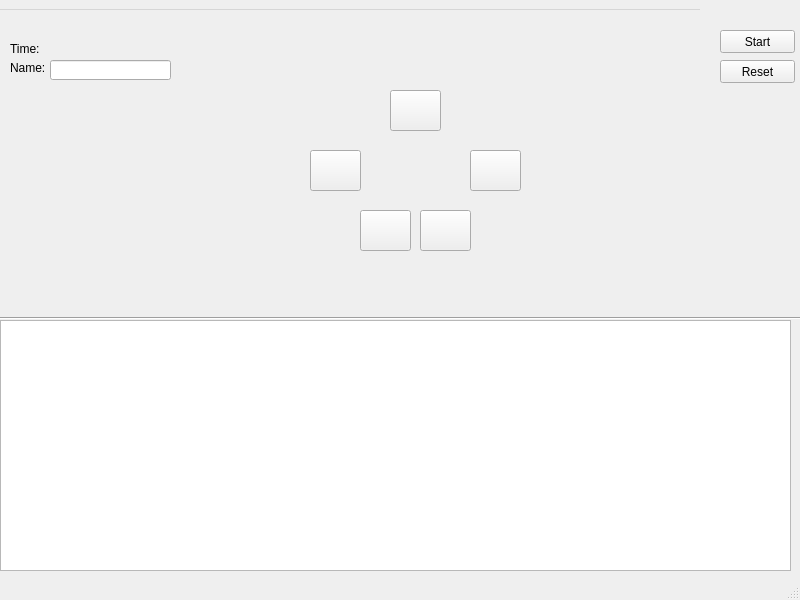
AngeloDamante/torch-games, file gui/torch_game.ui: the form before one commit.
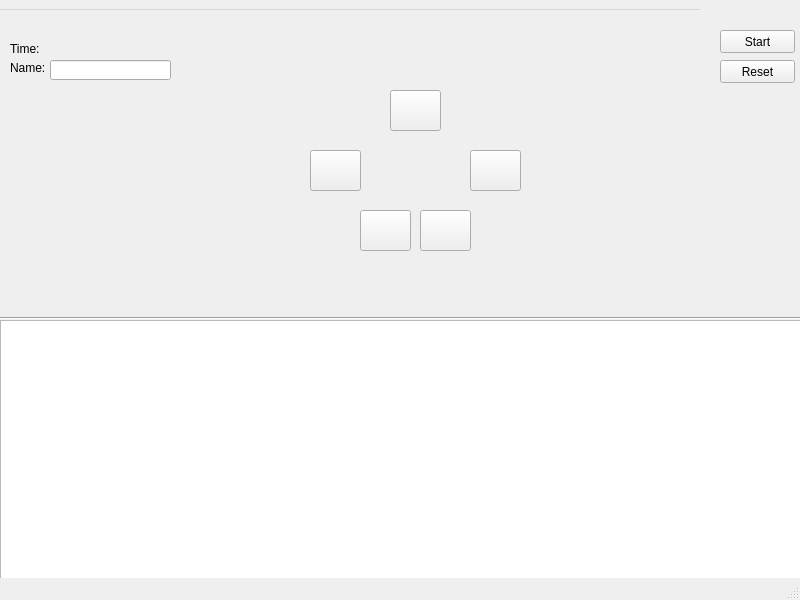
The form after the commit.

Commit message: fix: changed list into table

```diff
--- a/gui/torch_game.ui
+++ b/gui/torch_game.ui
@@ -10,6 +10,18 @@
     <height>600</height>
    </rect>
   </property>
+  <property name="minimumSize">
+   <size>
+    <width>800</width>
+    <height>600</height>
+   </size>
+  </property>
+  <property name="maximumSize">
+   <size>
+    <width>800</width>
+    <height>600</height>
+   </size>
+  </property>
   <property name="windowTitle">
    <string>MainWindow</string>
   </property>
@@ -105,16 +117,6 @@
      <string/>
     </property>
    </widget>
-   <widget class="QListView" name="list_record">
-    <property name="geometry">
-     <rect>
-      <x>0</x>
-      <y>310</y>
-      <width>791</width>
-      <height>251</height>
-     </rect>
-    </property>
-   </widget>
    <widget class="Line" name="line">
     <property name="geometry">
      <rect>
@@ -177,6 +179,16 @@
      <string/>
     </property>
    </widget>
+   <widget class="QTableView" name="list_record">
+    <property name="geometry">
+     <rect>
+      <x>0</x>
+      <y>310</y>
+      <width>801</width>
+      <height>261</height>
+     </rect>
+    </property>
+   </widget>
   </widget>
   <widget class="QMenuBar" name="menubar">
    <property name="geometry">
```
The commit also changes 1 other file.
